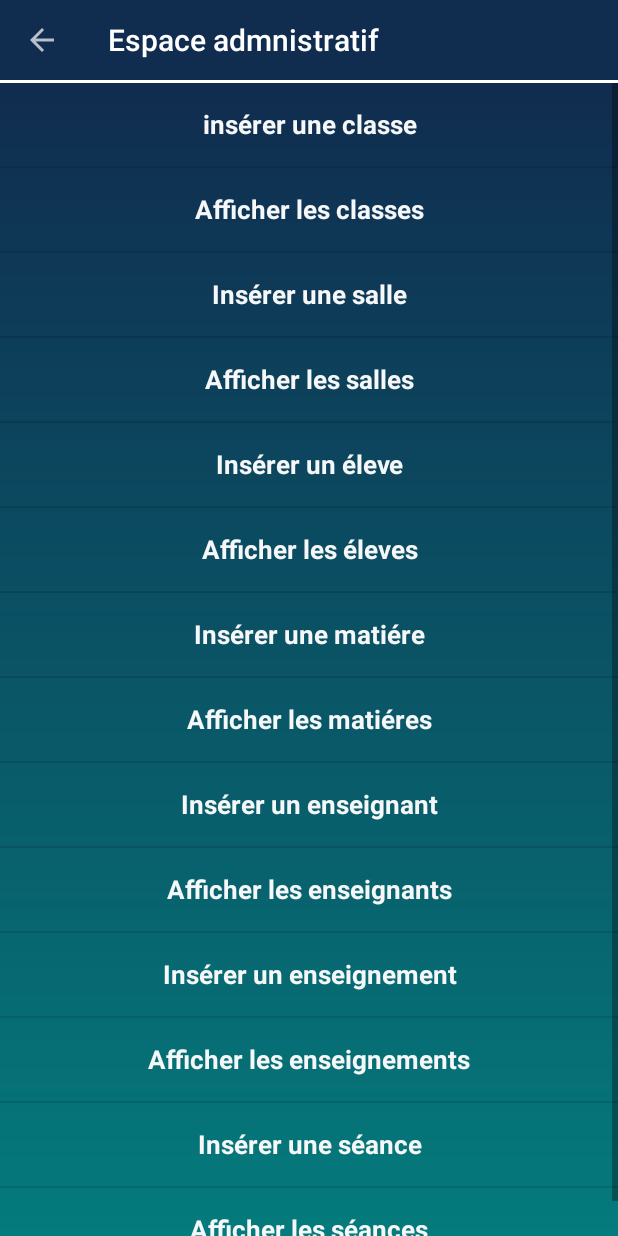
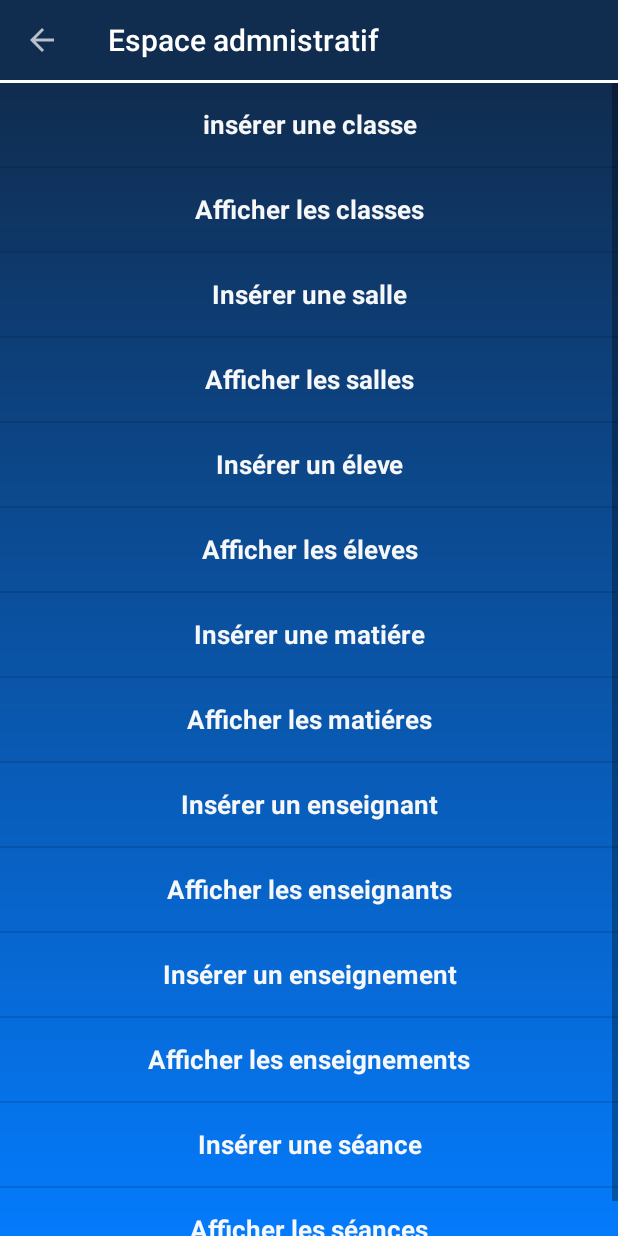
Before and after one commit to BenSlimenMohamedAli/College, an Android app: the screen it shows after launch (Insertions), after a tap on "Espace administratif", on a phone screen of 412 x 824 dp. Run offline under Robolectric (Android 15) with nearby library versions, the phone set to English and light mode, and no system bars; libraries missing offline, so code that uses them is left out: com.felipecsl.gifimageview; 3 statements that could not run were skipped; 1 other tap on this screen came first.

Commit message:
design config

```diff
--- a/app/src/main/java/com/astro_coder/college/Database.java
+++ b/app/src/main/java/com/astro_coder/college/Database.java
@@ -51,7 +51,13 @@ public class Database extends SQLiteOpenHelper {
         /*
             Absence(date,#heure,#num_inscri)
          */
-        sqLiteDatabase.execSQL("create table if not exists absence (date_abs date,heure integer,num_inscri integer,justification boolean,foreign key(num_inscri) references eleve(num_inscri),primary key(date_abs,heure,num_inscri))");
+        sqLiteDatabase.execSQL("create table if not exists absence (date_abs date,heure integer,num_inscri integer,foreign key(num_inscri) references eleve(num_inscri),primary key(date_abs,heure,num_inscri))");
+        /*
+            Justification(date,#heure,#num_inscri)
+         */
+        sqLiteDatabase.execSQL("create table if not exists justification (num_inscri integer, jour text,heure integer, cause text, foreign key (num_inscri) references eleve(num_inscri) " +
+                                "on delete cascade, foreign key (jour, heure) references seance(jour, heure),primary key(num_inscri, jour, heure ))");
+
     }
 
     @Override
--- a/app/src/main/java/com/astro_coder/college/Gestion/Classe.java
+++ b/app/src/main/java/com/astro_coder/college/Gestion/Classe.java
@@ -107,6 +107,7 @@ public class Classe {
                 classes.remove(i);
                 listStrings.remove(i);
                 arrayAdapter.notifyDataSetChanged();
+
                 snackbar[0] = Snackbar.make(view,"La classe est supprimée",Snackbar.LENGTH_SHORT);
                 View v = snackbar[0].getView();
                 v.setBackgroundColor(Color.GREEN);
--- a/app/src/main/java/com/astro_coder/college/Gestion/Eleve.java
+++ b/app/src/main/java/com/astro_coder/college/Gestion/Eleve.java
@@ -122,6 +122,7 @@ public class Eleve {
         Cursor resultSet = sqliteDB.rawQuery("Select * from eleve order by num_inscri",null);
         ListView listAffiche = (ListView) dialog.findViewById(R.id.affiche);
         final ArrayList listStrings = new ArrayList<String>();
+
         while(resultSet.moveToNext()){
             listStrings.add(resultSet.getString(0)+" || "+resultSet.getString(1)+
                     " || "+resultSet.getString(2)+ " || "+resultSet.getString(3)+" || "+resultSet.getString(4));
--- a/app/src/main/java/com/astro_coder/college/Gestion/Seance.java
+++ b/app/src/main/java/com/astro_coder/college/Gestion/Seance.java
@@ -132,7 +132,7 @@ public class Seance {
 
             while(resultSet.moveToNext()){
                 classes.add(new Classe(resultSet.getInt(0),resultSet.getInt(1)));
-                listStrings.add(resultSet.getString(0)+" || "+resultSet.getString(1));
+                listStrings.add("Classe : "+resultSet.getString(0)+" || "+resultSet.getString(1));
             }
             if(listStrings.size() == 0){
                 listStrings.add("Il n'ya aucune classe !!");
@@ -160,7 +160,7 @@ public class Seance {
 
             while(resultSet.moveToNext()){
                 salles.add(new Salle(resultSet.getInt(0),resultSet.getInt(1),resultSet.getString(2)));
-                listStrings.add(resultSet.getString(0)+" || "+resultSet.getString(1)+" || "+resultSet.getString(2));
+                listStrings.add("Salle :"+resultSet.getString(0)+" || "+resultSet.getString(1)+" || "+resultSet.getString(2));
             }
             if(listStrings.size() == 0){
                 listStrings.add("Il n'ya aucune salle !!");
--- a/app/src/main/java/com/astro_coder/college/Insertions.java
+++ b/app/src/main/java/com/astro_coder/college/Insertions.java
@@ -38,7 +38,6 @@ public class Insertions extends AppCompatActivity {
     private Button button;
 
     private Snackbar snackbar;
-    private MediaPlayer mp;
 
     @Override
     protected void onCreate(Bundle savedInstanceState) {
@@ -63,7 +62,6 @@ public class Insertions extends AppCompatActivity {
         sqliteDB = databaseHelper.getWritableDatabase();
         sqliteDB.setForeignKeyConstraintsEnabled(true);
 
-        mp = MediaPlayer.create(Insertions.this, R.raw.bu); // effet sonore
 
         /*
          *  Ajout de item Click listener a la listview
@@ -72,7 +70,6 @@ public class Insertions extends AppCompatActivity {
         listView.setOnItemClickListener(new AdapterView.OnItemClickListener() {
             @Override
             public void onItemClick(AdapterView<?> adapterView, final View view1, int i, long l) {
-                mp.start();
                 switch (i){
                     /* Une classe */
                     case 0 :    init(Insertions.this,"Insérer une classe",R.layout.insert_classe);
@@ -126,7 +123,7 @@ public class Insertions extends AppCompatActivity {
                                 button.setOnClickListener(new View.OnClickListener() {
                                     @Override
                                     public void onClick(View view) {
-                                        Enseignant.insérer_enseignant(Insertions.this,dialog,sqliteDB);
+                                        Enseignant.insérer_enseignant(Insertions.this,dialog,sqliteDB,view,view1);
                                     }
                                 }); break;
                     case 9 :    init(Insertions.this,"Liste des enseignants",R.layout.affiche);
@@ -185,7 +182,6 @@ public class Insertions extends AppCompatActivity {
      */
     public boolean onOptionsItemSelected(MenuItem item) {
 
-        mp.start();
         if(item.getItemId() == android.R.id.home){
             Intent i = new Intent(Insertions.this,MainActivity.class);
             startActivity(i);
@@ -200,7 +196,7 @@ public class Insertions extends AppCompatActivity {
      */
     @Override
     public void onBackPressed() {
-        mp.start();
+
         Intent i = new Intent(Insertions.this,MainActivity.class);
         startActivity(i);
         finish();
--- a/app/src/main/java/com/astro_coder/college/MainActivity.java
+++ b/app/src/main/java/com/astro_coder/college/MainActivity.java
@@ -20,7 +20,6 @@ public class MainActivity extends AppCompatActivity {
     private DrawerLayout drawerLayout;
     private ActionBarDrawerToggle Toggle;
     private NavigationView navigationView;
-    private MediaPlayer mp;
     @Override
     protected void onCreate(Bundle savedInstanceState) {
         super.onCreate(savedInstanceState);
@@ -36,8 +35,6 @@ public class MainActivity extends AppCompatActivity {
         Toggle.syncState();
         getSupportActionBar().setDisplayHomeAsUpEnabled(true);  // Enable the home button
 
-        mp = MediaPlayer.create(MainActivity.this, R.raw.bu); // effet sonore
-
         /*
          *  Navigation view selections
          */
@@ -46,27 +43,31 @@ public class MainActivity extends AppCompatActivity {
 
             @Override
             public boolean onNavigationItemSelected(MenuItem item) {
-                mp.start();
                 Intent i;
                 switch (item.getItemId()){
                     case R.id.insertions :  i = new Intent(MainActivity.this,Insertions.class);
                                             startActivity(i);
+                                            MainActivity.this.overridePendingTransition(R.anim.fadein, R.anim.fadeout);
                                             finish();
                                             break;
                     case R.id.enseignant :  i = new Intent(MainActivity.this,Enseignants.class);
                                             startActivity(i);
+                                            MainActivity.this.overridePendingTransition(R.anim.fadein, R.anim.fadeout);
                                             finish();
                                             break;
                     case R.id.eleve :   i = new Intent(MainActivity.this,Eleves.class);
                                         startActivity(i);
+                                        MainActivity.this.overridePendingTransition(R.anim.fadein, R.anim.fadeout);
                                         finish();
                                         break;
                     case R.id.emplois :     i = new Intent(MainActivity.this,Emplois.class);
                                             startActivity(i);
+                                            MainActivity.this.overridePendingTransition(R.anim.fadein, R.anim.fadeout);
                                             finish();
                                             break;
                     case R.id.affiches :    i = new Intent(MainActivity.this,Affiches.class);
                                             startActivity(i);
+                                            MainActivity.this.overridePendingTransition(R.anim.fadein, R.anim.fadeout);
                                             finish();
                                             break;
                     case R.id.quitter   :   onBackPressed(); break;
@@ -91,7 +92,6 @@ public class MainActivity extends AppCompatActivity {
      */
     @Override
     public boolean onOptionsItemSelected(MenuItem item) {
-        mp.start();
 
         if(Toggle.onOptionsItemSelected(item)){
             return true;
@@ -104,7 +104,6 @@ public class MainActivity extends AppCompatActivity {
       */
     @Override
     public void onBackPressed() {
-        mp.start();
         AlertDialog.Builder alertDialogBuilder = new AlertDialog.Builder(this);
         alertDialogBuilder.setTitle("Quitter l'application ?");
         alertDialogBuilder
--- /dev/null
+++ b/app/src/main/res/anim/fadein.xml
@@ -0,0 +1,4 @@
+<?xml version="1.0" encoding="utf-8"?>
+<set xmlns:android="http://schemas.android.com/apk/res/android">
+    <rotate android:fromDegrees="90" android:toDegrees="0" android:pivotX="-25%" />
+</set>
--- /dev/null
+++ b/app/src/main/res/anim/fadeout.xml
@@ -0,0 +1,4 @@
+<?xml version="1.0" encoding="utf-8"?>
+<set xmlns:android="http://schemas.android.com/apk/res/android">
+    <rotate android:fromDegrees="0" android:toDegrees="90" android:pivotX="25%" />
+</set>
--- a/app/src/main/res/layout/activity_enseignant.xml
+++ b/app/src/main/res/layout/activity_enseignant.xml
@@ -5,7 +5,7 @@
     android:layout_width="match_parent"
     android:layout_height="match_parent"
     tools:context="com.astro_coder.college.Ens"
-    android:background="@drawable/shape3">
+    android:background="@color/colorTango">
     <!---
        The Tooolbar
        -->
@@ -32,7 +32,7 @@
         <LinearLayout
             android:layout_width="match_parent"
             android:layout_height="3dp"
-            android:background="@color/colorPine"></LinearLayout>
+            android:background="@color/white"></LinearLayout>
 
         <!-- Floating button -->
 
--- a/app/src/main/res/layout/activity_main.xml
+++ b/app/src/main/res/layout/activity_main.xml
@@ -72,7 +72,7 @@
         android:layout_width="250dp"
         android:layout_height="match_parent"
         android:layout_gravity="start"
-        android:background="@drawable/shape3"
+        android:background="@drawable/buanim"
         app:headerLayout="@layout/navigation_header"
         app:itemIconTint="@color/colorTango"
         app:itemTextColor="@color/white"
--- a/app/src/main/res/layout/insert_seance.xml
+++ b/app/src/main/res/layout/insert_seance.xml
@@ -9,7 +9,7 @@
 
     <android.support.constraint.ConstraintLayout
         android:layout_width="match_parent"
-        android:layout_height="286dp"
+        android:layout_height="321dp"
         android:layout_marginBottom="8dp"
         android:layout_marginEnd="8dp"
         android:layout_marginStart="8dp"
--- a/app/src/main/res/layout/spinner_item.xml
+++ b/app/src/main/res/layout/spinner_item.xml
@@ -1,9 +1,9 @@
 <?xml version="1.0" encoding="utf-8"?>
 <TextView
     xmlns:android="http://schemas.android.com/apk/res/android" android:layout_width="match_parent"
-    android:layout_height="30dp"
+    android:layout_height="40dp"
     android:textColor="@color/colorPrimary"
-    android:textSize="11dp"
+    android:textSize="13dp"
     android:gravity="center"
     android:background="@drawable/listanim">
 </TextView>
--- a/app/src/main/res/values/colors.xml
+++ b/app/src/main/res/values/colors.xml
@@ -2,8 +2,8 @@
 <resources>
     <color name="colorPrimary">#102c4f</color>
     <color name="colorPrimaryDark">#161514</color>
-    <color name="colorAccent">#9b0303</color>
-    <color name="colorPine">#047b7c</color>
+    <color name="colorAccent">#102cff</color>
+    <color name="colorPine">#047bfc</color>
     <color name="colorTango">#f6f7f8</color>
     <color name="white">#FFFFFF</color>
 </resources>
```
Also changed, not shown: app/src/main/java/com/astro_coder/college/Ens.java (+7 -1 lines), app/src/main/java/com/astro_coder/college/Gestion/Enseignant.java (+23 -5 lines), 1 other file.
